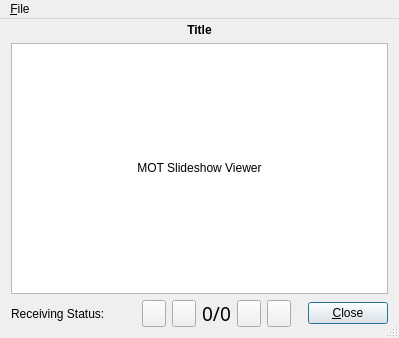
Old version of the form dream/src/GUI-QT/SlideShowViewer.ui in the repository mmjee/dream-patched.
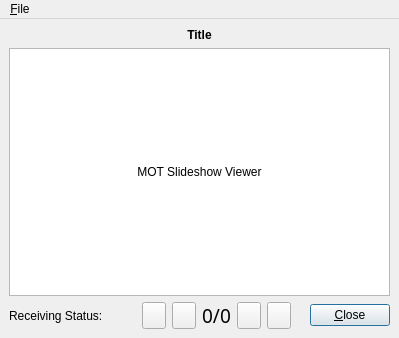
New version of the form. Icons and pictures are not drawn. Custom widgets are drawn as their Qt base class.

Commit message: The new window class

The edit to the form file:
```diff
--- a/dream/src/GUI-QT/SlideShowViewer.ui
+++ b/dream/src/GUI-QT/SlideShowViewer.ui
@@ -1,7 +1,7 @@
 <?xml version="1.0" encoding="UTF-8"?>
 <ui version="4.0">
  <class>SlideShowViewer</class>
- <widget class="QDialog" name="SlideShowViewer">
+ <widget class="QMainWindow" name="SlideShowViewer">
   <property name="geometry">
    <rect>
     <x>0</x>
@@ -17,49 +17,8 @@
    <iconset resource="res/icons.qrc">
     <normaloff>:/icons/MainIcon.svg</normaloff>:/icons/MainIcon.svg</iconset>
   </property>
-  <property name="sizeGripEnabled">
-   <bool>true</bool>
-  </property>
-  <layout class="QVBoxLayout" name="verticalLayout_3">
-   <property name="spacing">
-    <number>0</number>
-   </property>
-   <property name="margin">
-    <number>0</number>
-   </property>
-   <item>
-    <widget class="QMenuBar" name="menubar">
-     <widget class="QMenu" name="menuFile">
-      <property name="title">
-       <string>&amp;File</string>
-      </property>
-      <addaction name="actionClear_All"/>
-      <addaction name="separator"/>
-      <addaction name="actionSave"/>
-      <addaction name="actionSave_All"/>
-      <addaction name="separator"/>
-      <addaction name="actionClose"/>
-     </widget>
-     <addaction name="menuFile"/>
-    </widget>
-   </item>
-   <item>
+  <widget class="QWidget" name="centralwidget">
     <layout class="QVBoxLayout" name="verticalLayout">
-     <property name="spacing">
-      <number>6</number>
-     </property>
-     <property name="leftMargin">
-      <number>11</number>
-     </property>
-     <property name="topMargin">
-      <number>4</number>
-     </property>
-     <property name="rightMargin">
-      <number>11</number>
-     </property>
-     <property name="bottomMargin">
-      <number>11</number>
-     </property>
      <item>
       <widget class="QLabel" name="LabelTitle">
        <property name="sizePolicy">
@@ -369,8 +328,21 @@
       </layout>
      </item>
     </layout>
-   </item>
-  </layout>
+  </widget>
+    <widget class="QMenuBar" name="menubar">
+     <widget class="QMenu" name="menuFile">
+      <property name="title">
+       <string>&amp;File</string>
+      </property>
+      <addaction name="actionClear_All"/>
+      <addaction name="separator"/>
+      <addaction name="actionSave"/>
+      <addaction name="actionSave_All"/>
+      <addaction name="separator"/>
+      <addaction name="actionClose"/>
+     </widget>
+     <addaction name="menuFile"/>
+    </widget>
   <action name="actionClear_All">
    <property name="text">
     <string>Cl&amp;ear All</string>
```
The commit also changes 33 other files.
